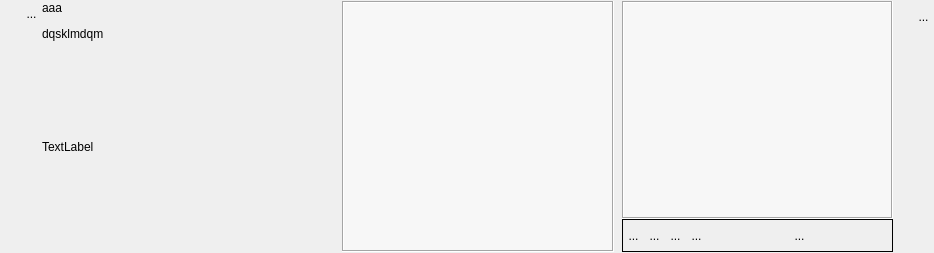
Old version of the form UiQT4/desWidgetPlusieursIntoOrdonne.ui in the repository SalomePlatform/eficas_tools.
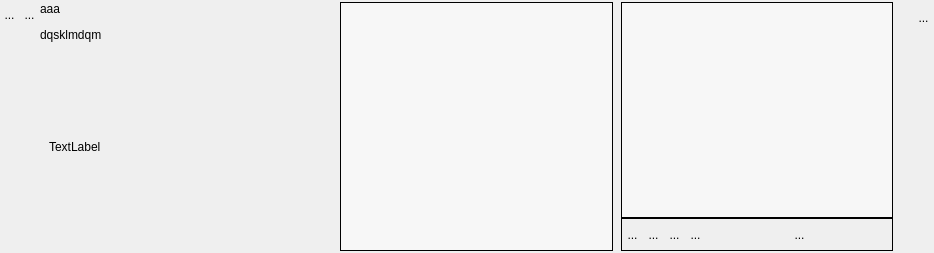
New version of the form. Icons and pictures are not drawn. Custom widgets are drawn as their Qt base class.

The edit to the form file:
```diff
--- a/UiQT4/desWidgetPlusieursIntoOrdonne.ui
+++ b/UiQT4/desWidgetPlusieursIntoOrdonne.ui
@@ -11,7 +11,7 @@
    </rect>
   </property>
   <property name="sizePolicy">
-   <sizepolicy hsizetype="Preferred" vsizetype="MinimumExpanding">
+   <sizepolicy hsizetype="Preferred" vsizetype="Expanding">
     <horstretch>0</horstretch>
     <verstretch>0</verstretch>
    </sizepolicy>
@@ -19,7 +19,7 @@
   <property name="minimumSize">
    <size>
     <width>0</width>
-    <height>60</height>
+    <height>0</height>
    </size>
   </property>
   <property name="windowTitle">
@@ -33,13 +33,13 @@
     <number>0</number>
    </property>
    <property name="topMargin">
-    <number>1</number>
+    <number>2</number>
    </property>
    <property name="rightMargin">
     <number>0</number>
    </property>
    <property name="bottomMargin">
-    <number>1</number>
+    <number>2</number>
    </property>
    <item>
     <layout class="QVBoxLayout" name="verticalLayout_3">
@@ -55,20 +55,39 @@
         <enum>QLayout::SetFixedSize</enum>
        </property>
        <item>
-        <spacer name="horizontalSpacer_3">
-         <property name="orientation">
-          <enum>Qt::Horizontal</enum>
+        <widget class="QToolButton" name="BFermeListe">
+         <property name="sizePolicy">
+          <sizepolicy hsizetype="Fixed" vsizetype="Fixed">
+           <horstretch>0</horstretch>
+           <verstretch>0</verstretch>
+          </sizepolicy>
          </property>
-         <property name="sizeType">
-          <enum>QSizePolicy::Fixed</enum>
-         </property>
-         <property name="sizeHint" stdset="0">
+         <property name="maximumSize">
           <size>
            <width>21</width>
-           <height>20</height>
+           <height>25</height>
           </size>
          </property>
-        </spacer>
+         <property name="toolTip">
+          <string>permet de gérer la liste</string>
+         </property>
+         <property name="styleSheet">
+          <string notr="true">border:0px</string>
+         </property>
+         <property name="text">
+          <string>...</string>
+         </property>
+         <property name="icon">
+          <iconset>
+           <normaloff>../Editeur/icons/minusnode.png</normaloff>../Editeur/icons/minusnode.png</iconset>
+         </property>
+         <property name="iconSize">
+          <size>
+           <width>25</width>
+           <height>25</height>
+          </size>
+         </property>
+        </widget>
        </item>
        <item>
         <widget class="MonBoutonValide" name="RBValide">
@@ -165,16 +184,41 @@
       </widget>
      </item>
      <item>
-      <widget class="QLabel" name="monCommentaireLabel">
-       <property name="sizePolicy">
-        <sizepolicy hsizetype="Preferred" vsizetype="MinimumExpanding">
-         <horstretch>0</horstretch>
-         <verstretch>0</verstretch>
-        </sizepolicy>
+      <widget class="QScrollArea" name="scrollArea_2">
+       <property name="frameShape">
+        <enum>QFrame::NoFrame</enum>
        </property>
-       <property name="text">
-        <string>TextLabel</string>
+       <property name="frameShadow">
+        <enum>QFrame::Plain</enum>
        </property>
+       <property name="widgetResizable">
+        <bool>true</bool>
+       </property>
+       <widget class="QWidget" name="scrollAreaWidgetContents">
+        <property name="geometry">
+         <rect>
+          <x>0</x>
+          <y>0</y>
+          <width>300</width>
+          <height>187</height>
+         </rect>
+        </property>
+        <layout class="QVBoxLayout" name="verticalLayout_6">
+         <item>
+          <widget class="QLabel" name="monCommentaireLabel">
+           <property name="sizePolicy">
+            <sizepolicy hsizetype="Maximum" vsizetype="MinimumExpanding">
+             <horstretch>0</horstretch>
+             <verstretch>0</verstretch>
+            </sizepolicy>
+           </property>
+           <property name="text">
+            <string>TextLabel</string>
+           </property>
+          </widget>
+         </item>
+        </layout>
+       </widget>
       </widget>
      </item>
     </layout>
@@ -193,6 +237,9 @@
      <property name="frameShape">
       <enum>QFrame::Box</enum>
      </property>
+     <property name="frameShadow">
+      <enum>QFrame::Plain</enum>
+     </property>
      <property name="lineWidth">
       <number>1</number>
      </property>
@@ -208,7 +255,7 @@
         <x>0</x>
         <y>0</y>
         <width>266</width>
-        <height>249</height>
+        <height>247</height>
        </rect>
       </property>
       <property name="sizePolicy">
@@ -278,6 +325,9 @@
          <property name="frameShape">
           <enum>QFrame::Box</enum>
          </property>
+         <property name="frameShadow">
+          <enum>QFrame::Plain</enum>
+         </property>
          <property name="lineWidth">
           <number>1</number>
          </property>
@@ -293,7 +343,7 @@
             <x>0</x>
             <y>0</y>
             <width>261</width>
-            <height>204</height>
+            <height>202</height>
            </rect>
           </property>
           <property name="sizePolicy">
```
